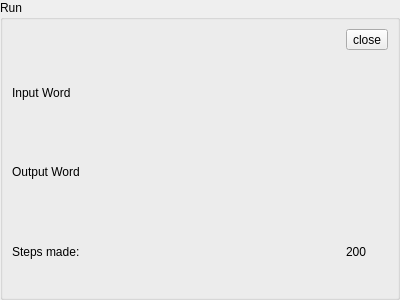
This is YAD-Studio/Widgets/RunWidget.ui in Yad-Studio/YAD-Studio as Qt 5 draws it before an edit. The edited form follows.
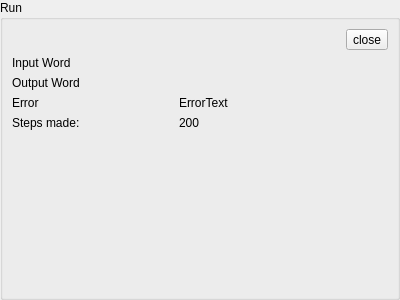
This is the edited form. Icons and pictures are not drawn. Custom widgets are drawn as their Qt base class.

The edit to the form file:
```diff
--- a/YAD-Studio/Widgets/RunWidget.ui
+++ b/YAD-Studio/Widgets/RunWidget.ui
@@ -34,24 +34,21 @@
      <property name="title">
       <string>Run</string>
      </property>
-     <layout class="QGridLayout" name="gridLayout" rowstretch="0,0,0,0" columnstretch="0,10">
-      <item row="0" column="1">
+     <layout class="QGridLayout" name="gridLayout">
+      <item row="0" column="2">
        <widget class="QToolButton" name="closeButton">
         <property name="text">
          <string>close</string>
         </property>
        </widget>
       </item>
-      <item row="1" column="0">
-       <widget class="QLabel" name="inputWord">
+      <item row="3" column="0">
+       <widget class="QLabel" name="errorTitle">
         <property name="text">
-         <string>Input Word</string>
+         <string>Error</string>
         </property>
        </widget>
       </item>
-      <item row="1" column="1">
-       <widget class="MarkovWordWidget" name="inputWidget" native="true"/>
-      </item>
       <item row="2" column="0">
        <widget class="QLabel" name="outputWord">
         <property name="text">
@@ -59,20 +56,53 @@
         </property>
        </widget>
       </item>
-      <item row="3" column="0">
+      <item row="3" column="1">
+       <widget class="QLabel" name="errorDescription">
+        <property name="text">
+         <string>ErrorText</string>
+        </property>
+       </widget>
+      </item>
+      <item row="4" column="0">
        <widget class="QLabel" name="steps">
         <property name="text">
          <string>Steps made:</string>
         </property>
        </widget>
       </item>
-      <item row="3" column="1">
+      <item row="4" column="1">
        <widget class="QLabel" name="stepsNumber">
         <property name="text">
          <string>200</string>
         </property>
        </widget>
       </item>
+      <item row="1" column="0">
+       <widget class="QLabel" name="inputWord">
+        <property name="text">
+         <string>Input Word</string>
+        </property>
+       </widget>
+      </item>
+      <item row="1" column="1">
+       <widget class="MarkovWordWidget" name="inputWidget" native="true"/>
+      </item>
+      <item row="2" column="1">
+       <widget class="MarkovWordWidget" name="outputWidget" native="true"/>
+      </item>
+      <item row="5" column="0" colspan="3">
+       <spacer name="verticalSpacer">
+        <property name="orientation">
+         <enum>Qt::Vertical</enum>
+        </property>
+        <property name="sizeHint" stdset="0">
+         <size>
+          <width>20</width>
+          <height>40</height>
+         </size>
+        </property>
+       </spacer>
+      </item>
      </layout>
     </widget>
    </item>
```
Left out of the diff: 8 changed lines with no effect on the pictures.
